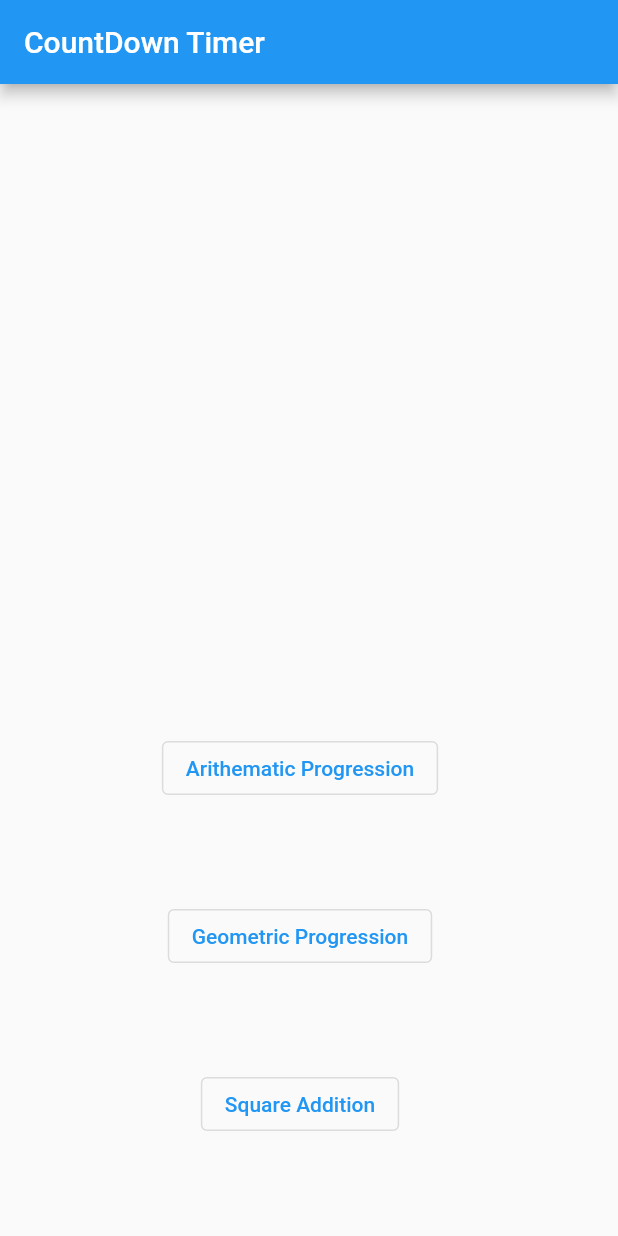
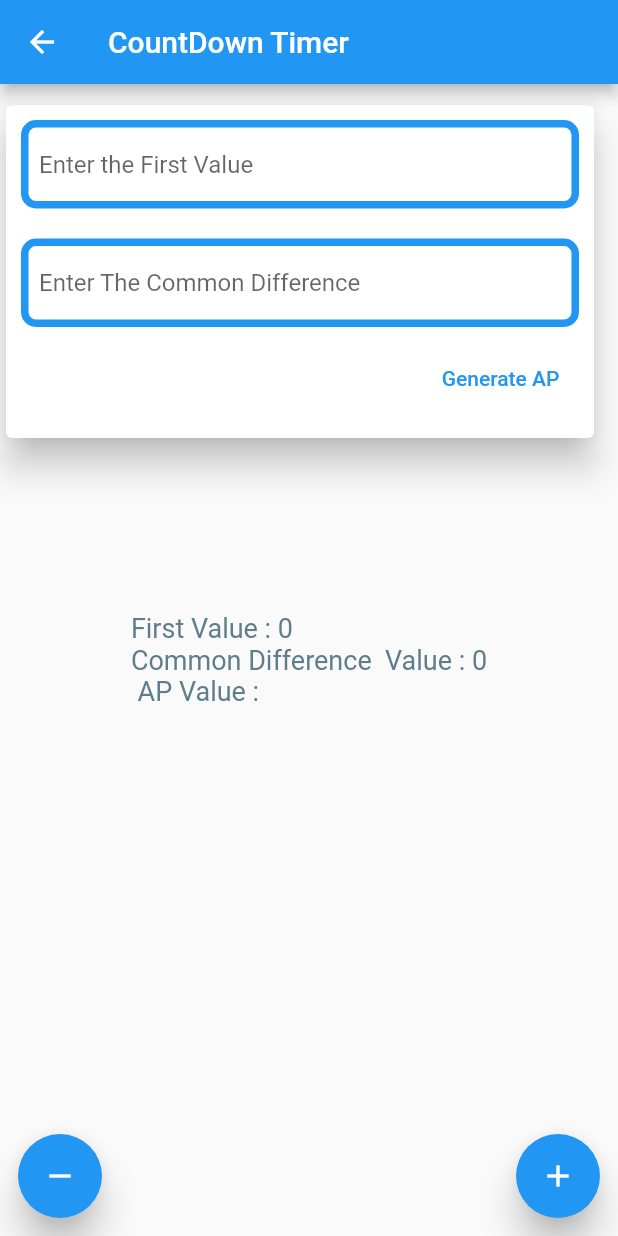
Before and after one commit to INTERNS-LXI-TECHNOLOGIES/Flutter-Workshop, a Flutter app: the screen it shows after launch, after a tap on "Arithematic Progression", on a phone screen of 412 x 824 dp. Run offline on Flutter 3.47's test engine with Material 2 defaults, Android fonts, the phone set to English and light mode, and no system bars.

Commit message:
http://jira.bytatech.com:8080/browse/IN-16901

```diff
--- /dev/null
+++ b/coundown_timer/lib/arithemticProgression_screen.dart
@@ -0,0 +1,137 @@
+import 'package:flutter/material.dart';
+
+class ArithematicProgression extends StatefulWidget {
+  _ArithematicProgressionState createState() => _ArithematicProgressionState();
+}
+
+class _ArithematicProgressionState extends State {
+  final _commonDifferenceController = TextEditingController();
+  final _firstTermController = TextEditingController();
+
+  int _firstTerm = 0;
+  int _commonDifference = 0;
+  int _generatedAP = 0;
+  void _generateArithematicProgression() {
+    setState(() {
+      _firstTerm = int.parse(_firstTermController.text);
+      _commonDifference = int.parse(_commonDifferenceController.text);
+      _generatedAP = _firstTerm + (n - 1) * d;
+    });
+  }
+
+  @override
+  Widget build(BuildContext context) {
+    return Scaffold(
+      appBar: AppBar(
+        title: Text('CountDown Timer'),
+      ),
+      body: Stack(
+        children: [
+          Container(
+            height: 230,
+            width: 400,
+            margin: EdgeInsets.only(top: 10),
+            child: Card(
+              elevation: 10,
+              child: Column(
+                crossAxisAlignment: CrossAxisAlignment.end,
+                children: [
+                  Container(
+                    padding: EdgeInsets.all(10),
+                    child: TextField(
+                      controller: _firstTermController,
+                      keyboardType: TextInputType.number,
+                      enabled: true,
+                      decoration: InputDecoration(
+                        enabledBorder: OutlineInputBorder(
+                          borderSide: BorderSide(
+                            color: Colors.blue,
+                            width: 5,
+                          ),
+                          borderRadius: BorderRadius.circular(10),
+                        ),
+                        hintText: 'Enter the First Value',
+                      ),
+                    ),
+                  ),
+                  Container(
+                    padding: EdgeInsets.all(10),
+                    child: TextField(
+                      controller: _commonDifferenceController,
+                      keyboardType: TextInputType.number,
+                      enabled: true,
+                      decoration: InputDecoration(
+                        enabledBorder: OutlineInputBorder(
+                          borderSide: BorderSide(
+                            color: Colors.blue,
+                            width: 5,
+                          ),
+                          borderRadius: BorderRadius.circular(10),
+                        ),
+                        hintText: 'Enter The Common Difference',
+                      ),
+                    ),
+                  ),
+                  Container(
+                    padding: EdgeInsets.only(right: 15),
+                    child: TextButton(
+                      onPressed: _generateArithematicProgression,
+                      child: Text('Generate AP'),
+                    ),
+                  )
+                ],
+              ),
+            ),
+          ),
+          Container(
+            // height: 200,
+            // width: 400,
+            alignment: Alignment.center,
+            child: Column(
+              mainAxisAlignment: MainAxisAlignment.center,
+              crossAxisAlignment: CrossAxisAlignment.start,
+              children: <Widget>[
+                Container(
+                  child: Text(
+                    'First Value : $_firstTerm',
+                    style: TextStyle(fontSize: 18, color: Colors.blueGrey),
+                  ),
+                ),
+                Container(
+                  child: Text(
+                    'Common Difference  Value : $_commonDifference',
+                    style: TextStyle(fontSize: 18, color: Colors.blueGrey),
+                  ),
+                ),
+                Container(
+                  child: Text(
+                    ' AP Value :',
+                    style: TextStyle(fontSize: 18, color: Colors.blueGrey),
+                  ),
+                ),
+              ],
+            ),
+          ),
+          Container(
+            alignment: Alignment.bottomRight,
+            padding: EdgeInsets.all(12),
+            child: FloatingActionButton(
+              onPressed: () {},
+              child: Icon(Icons.add),
+              elevation: 10,
+            ),
+          ),
+          Container(
+            alignment: Alignment.bottomLeft,
+            padding: EdgeInsets.all(12),
+            child: FloatingActionButton(
+              onPressed: () {},
+              child: Icon(Icons.remove),
+              elevation: 10,
+            ),
+          ),
+        ],
+      ),
+    );
+  }
+}
--- a/coundown_timer/lib/main.dart
+++ b/coundown_timer/lib/main.dart
@@ -10,7 +10,12 @@ class MyApp extends StatelessWidget {
   @override
   Widget build(BuildContext context) {
     return MaterialApp(
-      home: StartUpScreen(),
+      home: Scaffold(
+        appBar: AppBar(
+          title: Text('Countdown Timer'),
+        ),
+        body: StartUpScreen(),
+      ),
       debugShowCheckedModeBanner: false,
     );
   }
--- a/coundown_timer/lib/squareAddition_screen.dart
+++ b/coundown_timer/lib/squareAddition_screen.dart
@@ -4,7 +4,7 @@ class SquareAddition extends StatefulWidget {
   _SquareAdditionState createState() => _SquareAdditionState();
 }
 
-class _SquareAdditionState extends State<SquareAddition> {
+class _SquareAdditionState extends State {
   double _counterValue = 0;
   int _numberOfTimesButtonpressed = 0;
   double _userInputValue = 0;
--- a/coundown_timer/lib/startupScreen.dart
+++ b/coundown_timer/lib/startupScreen.dart
@@ -1,16 +1,50 @@
+import 'package:coundown_timer/arithemticProgression_screen.dart';
+import 'package:coundown_timer/geometricProgression_screen.dart';
 import 'package:coundown_timer/squareAddition_screen.dart';
 import 'package:flutter/material.dart';
 
 class StartUpScreen extends StatelessWidget {
   @override
   Widget build(BuildContext context) {
-    return Scaffold(
-      appBar: AppBar(
-        title: Text('CountDown Timer'),
+    return Column(
+      children: [
+        Container(
+          height: 250,
+          width: 400,
+          margin: EdgeInsets.only(top: 10, left: 5, right: 5),
+          child: Card(
+            elevation: 10,
+            child: Row(
+              children: <Widget>[
+                Container(
+                  padding: EdgeInsets.only(left: 20),
+                  child: Icon(
+                    Icons.timer,
+                    size: 150,
+                    color: Colors.blueGrey,
                   ),
-      body: Column(
-        mainAxisAlignment: MainAxisAlignment.end,
+                ),
+                Container(
+                  child: Column(
+                    mainAxisAlignment: MainAxisAlignment.center,
+                    crossAxisAlignment: CrossAxisAlignment.center,
                     children: [
+                      Text(
+                        'Timer',
+                        style: TextStyle(fontSize: 50, color: Colors.blueGrey),
+                      ),
+                      Text(
+                        'Ur Perfect Timer App',
+                        style: TextStyle(color: Colors.blueGrey, fontSize: 15),
+                      ),
+                    ],
+                  ),
+                  // padding: EdgeInsets.only(left: 35),
+                ),
+              ],
+            ),
+          ),
+        ),
         Container(
           height: 400,
           width: 400,
@@ -20,13 +54,19 @@ class StartUpScreen extends StatelessWidget {
             children: <Widget>[
               Container(
                 child: OutlinedButton(
-                    onPressed: () {},
+                  onPressed: () {
+                    Navigator.of(context).push(MaterialPageRoute(
+                        builder: (context) => ArithematicProgression()));
+                  },
                   child: Text('Arithematic Progression'),
                 ),
               ),
               Container(
                 child: OutlinedButton(
-                    onPressed: () {},
+                  onPressed: () {
+                    Navigator.of(context).push(MaterialPageRoute(
+                        builder: (context) => GeometricProgression()));
+                  },
                   child: Text('Geometric Progression'),
                 ),
               ),
@@ -43,7 +83,6 @@ class StartUpScreen extends StatelessWidget {
           ),
         ),
       ],
-      ),
     );
   }
 }
--- a/coundown_timer/lib/userInput_widget.dart
+++ /dev/null
@@ -1,28 +0,0 @@
- Container(
-        alignment: Alignment.bottomCenter,
-        child: Column(
-          mainAxisAlignment: MainAxisAlignment.spaceAround,
-          crossAxisAlignment: CrossAxisAlignment.stretch,
-          children: <Widget>[
-            Container(
-              child: ElevatedButton(
-                onPressed: () {},
-                child: Text('Arithematic Progression'),
-              ),
-            ),
-            Container(
-              child: ElevatedButton(
-                onPressed: () {},
-                child: Text('Geometric Progression'),
-              ),
-            ),
-            Container(
-              child: ElevatedButton(
-                onPressed: () {},
-                child: Text('Square Addition'),
-              ),
-            ),
-          ],
-        ),
-      ),
-    );
```
Also changed, not shown: coundown_timer/lib/geometricProgression_screen.dart (added, +112 -0 lines), coundown_timer/lib/userInputWidget.dart (added, +32 -0 lines). Lines whose indentation alone changed are shown as unchanged.
